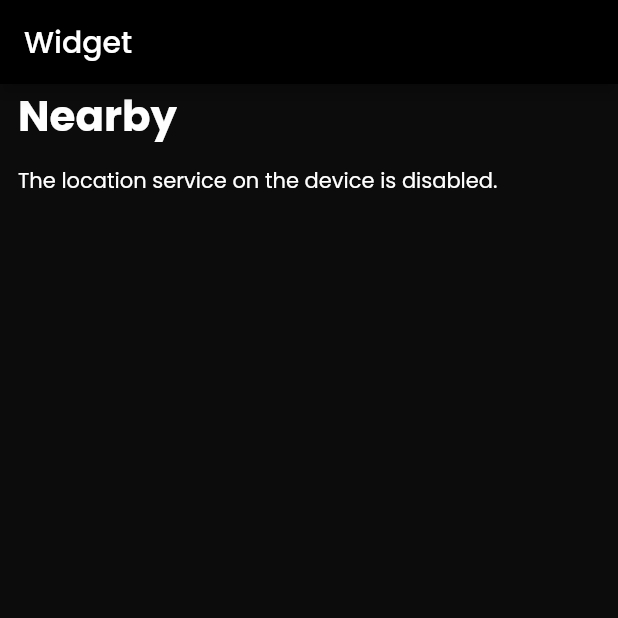
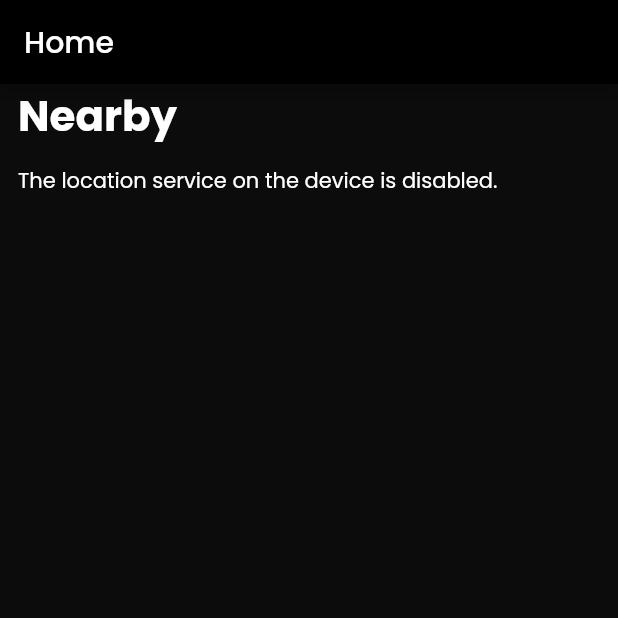
Before and after one commit to TechSupportz/transito-flutter, a Flutter app: the screen it shows after launch, on a phone screen of 412 x 824 dp, the top half of it. Run offline on Flutter 3.47's test engine with Material 2 defaults, Android fonts, the phone set to English and light mode, and no system bars; our stand-ins replace geolocator, jiffy, latlong2.

Commit message:
simplified appbar title changes

```diff
--- a/lib/screens/navbar_screens/main_screen.dart
+++ b/lib/screens/navbar_screens/main_screen.dart
@@ -18,17 +18,24 @@ class _MainScreenState extends State<MainScreen> {
     initialPage: 0,
     keepPage: true,
   );
+
   List<StatefulWidget> widgetList = [
     HomeScreen(),
     FavouritesScreen(),
     SearchScreen(),
   ];
 
+  List<String> pageTitles = [
+    'Home',
+    'Favourites',
+    'Search',
+  ];
+
   @override
   Widget build(BuildContext context) {
     return SafeArea(
       child: Scaffold(
-        appBar: AppBar(title: Text(widgetList[_pageIndex].toString().split("Screen")[0])),
+        appBar: AppBar(title: Text(pageTitles[_pageIndex])),
         body: PageView(
           controller: controller,
           children: widgetList,
```
